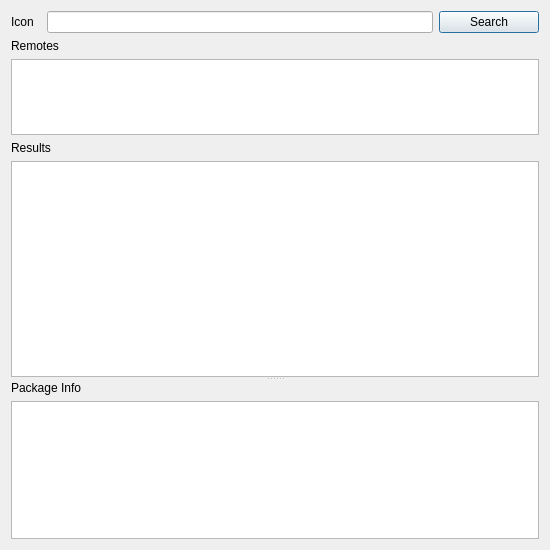
The window that src/conan_app_launcher/ui/modules/conan_search/conan_search.ui (goszpeti/conan_explorer) describes before a commit, drawn with Qt 5.
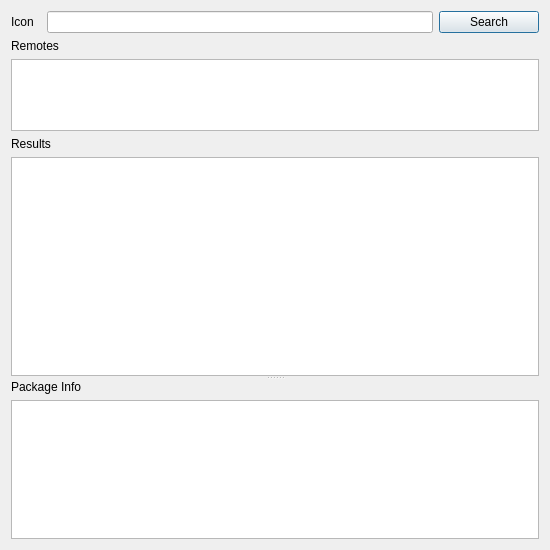
The same window after the commit. Custom widgets are drawn as their Qt base class.

```diff
--- a/src/conan_app_launcher/ui/modules/conan_search/conan_search.ui
+++ b/src/conan_app_launcher/ui/modules/conan_search/conan_search.ui
@@ -156,11 +156,6 @@
        <height>0</height>
       </size>
      </property>
-     <property name="font">
-      <font>
-       <pointsize>10</pointsize>
-      </font>
-     </property>
      <property name="sizeAdjustPolicy">
       <enum>QAbstractScrollArea::AdjustToContents</enum>
      </property>
@@ -218,11 +213,6 @@
         <height>0</height>
        </size>
       </property>
-      <property name="font">
-       <font>
-        <pointsize>10</pointsize>
-       </font>
-      </property>
       <property name="sizeAdjustPolicy">
        <enum>QAbstractScrollArea::AdjustIgnored</enum>
       </property>
@@ -274,11 +264,6 @@
            <height>120</height>
           </size>
          </property>
-         <property name="font">
-          <font>
-           <pointsize>10</pointsize>
-          </font>
-         </property>
          <property name="sizeAdjustPolicy">
           <enum>QAbstractScrollArea::AdjustToContents</enum>
          </property>
```
